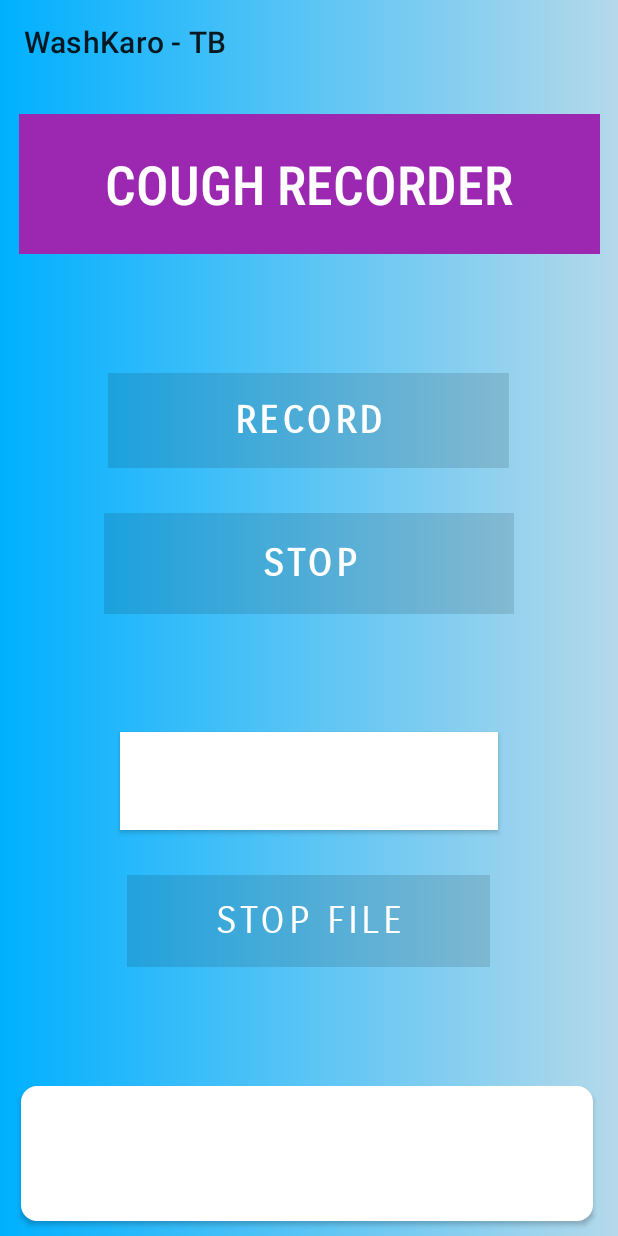
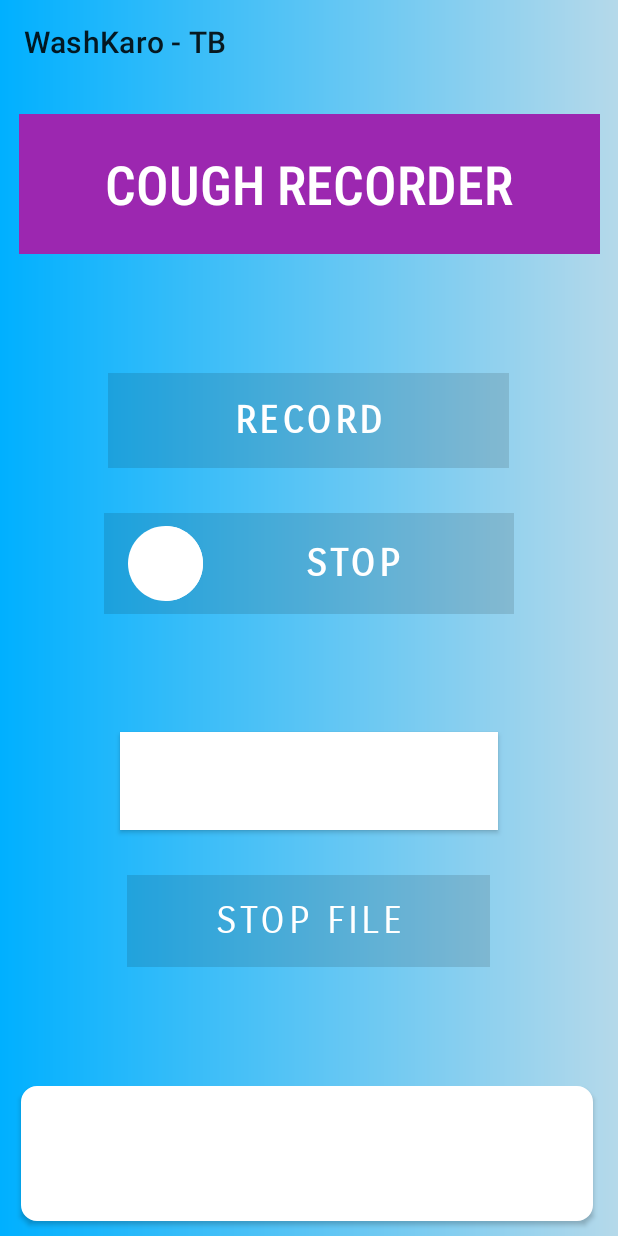
Before and after one commit to pradeep20036/WashKaroApplication, an Android app: the cough_recorder screen opened directly, with no data from a screen before it, after a tap on "STOP", on a phone screen of 412 x 824 dp. Run offline under Robolectric (Android 15) with nearby library versions, the phone set to English and light mode, and no system bars; our stand-ins replace Firebase (no records; nobody signed in at launch, a user with empty details on screens opened directly); 1 other tap on this screen came first.

Commit message:
branch created

```diff
--- a/app/src/main/res/drawable/ic_people.xml
+++ b/app/src/main/res/drawable/ic_people.xml
@@ -1,6 +1,6 @@
 <vector xmlns:android="http://schemas.android.com/apk/res/android"
     android:width="52dp"
-    android:height="49dp"
+    android:height="50dp"
     android:viewportWidth="52"
     android:viewportHeight="49">
   <path
--- a/app/src/main/res/layout/cough_recorder.xml
+++ b/app/src/main/res/layout/cough_recorder.xml
@@ -54,14 +54,15 @@
             android:layout_height="67dp"
             android:layout_gravity="center_horizontal"
             android:layout_marginVertical="10dp"
-            android:background="#472E2E"
-            android:backgroundTint="#E91E63"
-            android:backgroundTintMode="add"
+            android:background="#E60000"
+            android:backgroundTint="#FF0057"
+            android:backgroundTintMode="src_atop"
             android:fontFamily="sans-serif-smallcaps"
             android:text="STOP"
             android:textColor="#FFFFFF"
             android:textSize="25sp"
             android:textStyle="bold"
+            app:icon="@drawable/stop"
             app:iconTint="#FFFFFF" />
 
     </LinearLayout>
```
